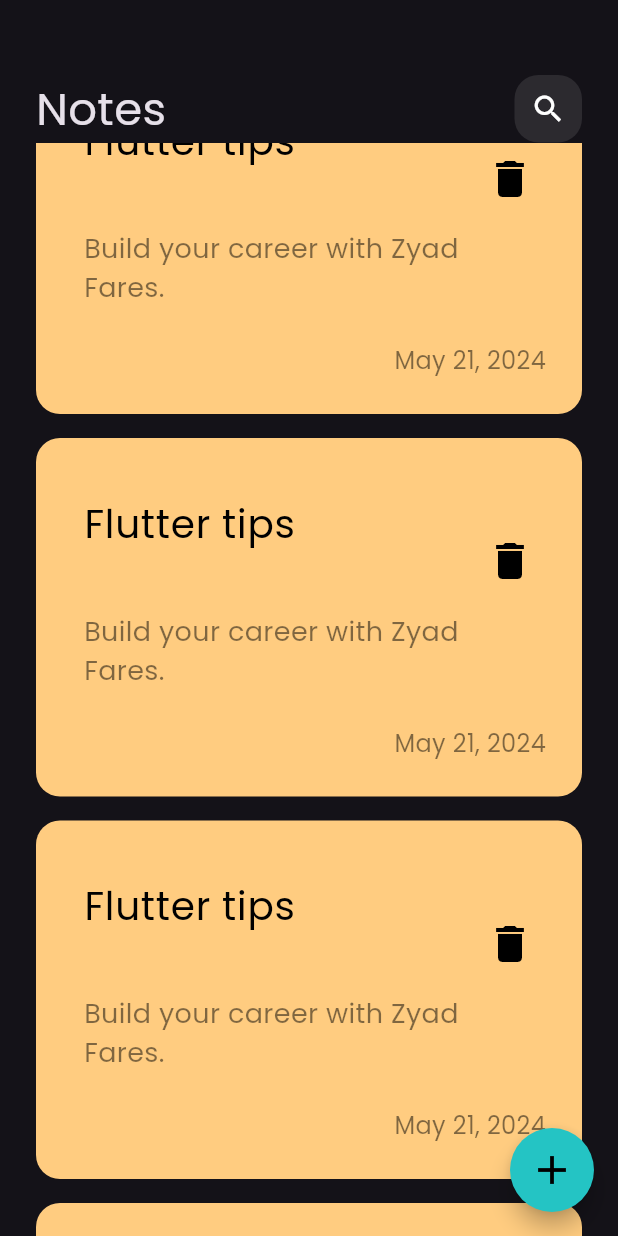
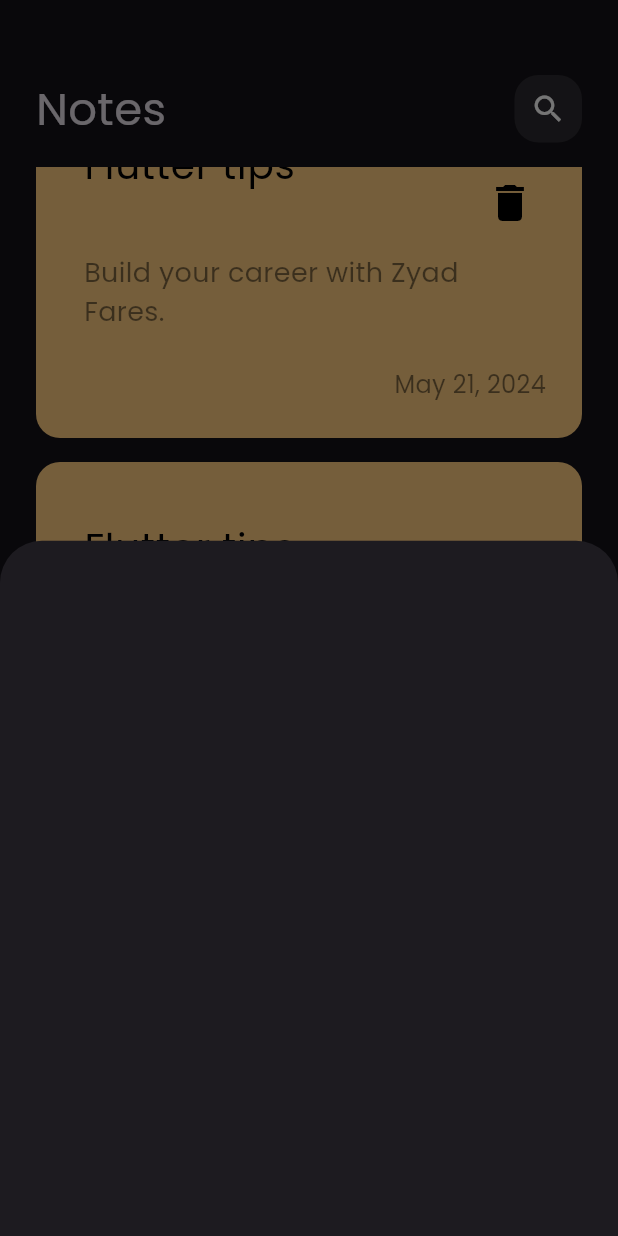
Before and after one commit to zyadfares17-maker/notes_app, a Flutter app: the screen it shows after launch, scrolled down 576 dp, after a tap on the "add" icon, on a phone screen of 412 x 824 dp. Run offline on Flutter 3.47's test engine with Material 3 defaults, Android fonts, the phone set to English and light mode, and no system bars.

Commit message:
show model bottom sheet

```diff
--- a/lib/views/notes_view.dart
+++ b/lib/views/notes_view.dart
@@ -1,4 +1,5 @@
 import 'package:flutter/material.dart';
+import 'package:nots_app/views/widgets/add_note_bottom_sheet.dart';
 import 'package:nots_app/views/widgets/custom_appbar.dart';
 import 'package:nots_app/views/widgets/notes_view_body.dart';
 
@@ -12,7 +13,14 @@
         backgroundColor: Color.fromARGB(255, 36, 196, 196),
         shape: const CircleBorder(),
 
-        onPressed: () {},
+        onPressed: ()
+
+        {
+          showModalBottomSheet(context: context,
+           builder: (context){
+            return const AddNoteBottomSeet();
+           });
+        },
       child: Icon(
 
         Icons.add,
--- /dev/null
+++ b/lib/views/widgets/add_note_bottom_sheet.dart
@@ -0,0 +1,10 @@
+import 'package:flutter/material.dart';
+
+class AddNoteBottomSeet extends StatelessWidget {
+  const AddNoteBottomSeet({super.key});
+
+  @override
+  Widget build(BuildContext context) {
+    return Container();
+  }
+}
--- a/lib/views/widgets/notes_list_view.dart
+++ b/lib/views/widgets/notes_list_view.dart
@@ -6,13 +6,17 @@
 
   @override
   Widget build(BuildContext context) {
-    return ListView.builder(
+    return Padding(
+      padding: const EdgeInsets.symmetric(vertical: 16),
+      child: ListView.builder(
+        padding:  EdgeInsets.zero,
         itemBuilder: (context, index){
           return Padding(
             padding: const EdgeInsets.symmetric(vertical: 8),
             child: const NoteItem(),
           );
         },
+        ),
     );
   }
 }
```
Lines whose indentation alone changed are shown as unchanged.
